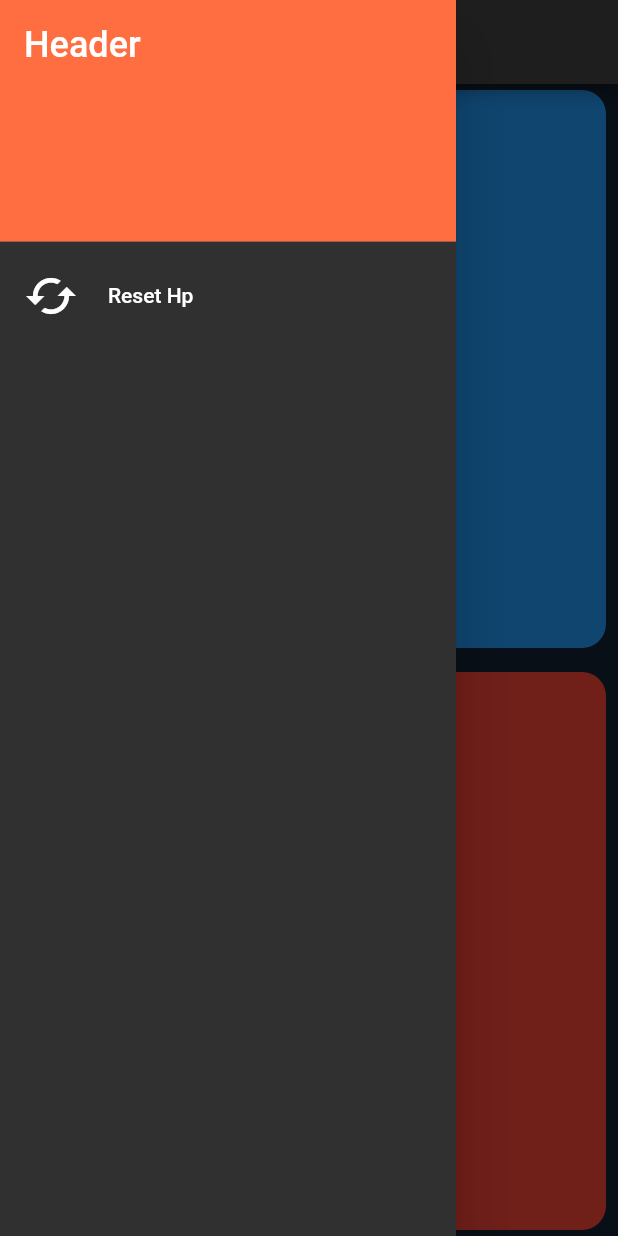
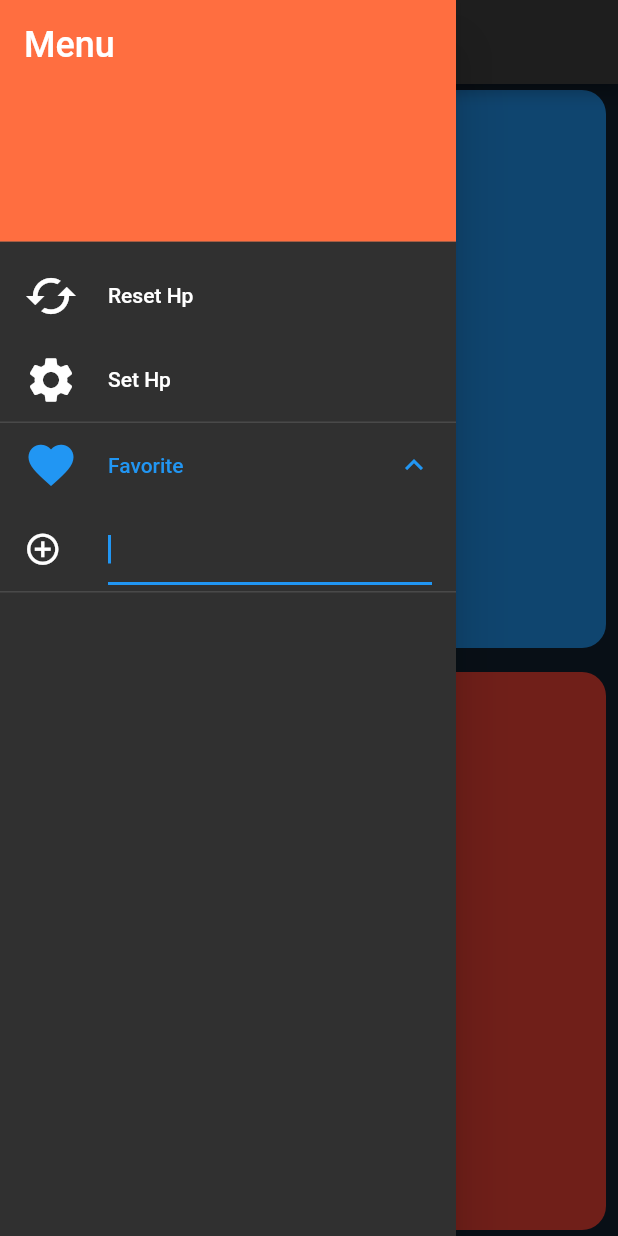
Before and after one commit to runiArnsbjornson/Apps_test_flutter, a Flutter app: the screen it shows after launch, in the side drawer, after a tap on the "add" icon, on a phone screen of 412 x 824 dp. Run offline on Flutter 3.47's test engine with Material 2 defaults, Android fonts, the phone set to English and light mode, and no system bars; our stand-ins replace bloc, shared_preferences; generated files the repository leaves out were written again.

Commit message:
new features : favorite
voilà <3

```diff
--- a/runi_app/lib/l10n/arb/app_en.arb
+++ b/runi_app/lib/l10n/arb/app_en.arb
@@ -4,11 +4,18 @@
     "@counterAppBarTitle": {
         "description": "Text shown in the AppBar of the Counter Page"
     },
+    "appName": "Runi's awesome counter",
     "drawerMenu": "Menu",
+    "warningHpText": "Current Hp values will be lost",
     "hpResetButtonText": "Reset Hp",
-
-
-
+    "cancelButton": "Cancel",
+    "hpSetButtonText": "Set Hp",
+    "setHpAlert": "Set max hp to",
+    "hpChoice1": "10",
+    "hpChoice2": "20",
+    "hpChoice3": "50",
+    "hpChoiceCustom": "Custom",
+    "favoriteSettings": "Favorite",
 
 
 
--- /dev/null
+++ b/runi_app/lib/models/change_hp_notification.dart
@@ -0,0 +1,7 @@
+import 'package:runi_app/models/i_hp_notification.dart';
+
+class ChangeHpNotification extends IHpNotification {
+  ChangeHpNotification(this.value);
+
+  final String value;
+}
--- /dev/null
+++ b/runi_app/lib/models/favorite_setting.dart
@@ -0,0 +1,131 @@
+import 'dart:async';
+
+import 'package:flutter/material.dart';
+import 'package:flutter/services.dart';
+import 'package:runi_app/l10n/l10n.dart';
+import 'package:runi_app/models/change_hp_notification.dart';
+import 'package:shared_preferences/shared_preferences.dart';
+
+class FavoriteSetting extends StatefulWidget {
+  const FavoriteSetting({super.key});
+
+  @override
+  State<FavoriteSetting> createState() => _FavoriteState();
+}
+
+class _FavoriteState extends State<FavoriteSetting> {
+  final Future<SharedPreferences> _fav = SharedPreferences.getInstance();
+  late Future<List<String>> _listFav;
+
+  @override
+  void initState() {
+    super.initState();
+    _listFav = _fav.then((SharedPreferences fav) {
+      return fav.getStringList('favorite') ?? [];
+    });
+  }
+
+  @override
+  Widget build(BuildContext context) {
+    return ExpansionTile(
+      title: Text(context.l10n.favoriteSettings),
+      initiallyExpanded: true,
+      leading: const Icon(
+        Icons.favorite,
+        size: 36,
+      ),
+      children: [
+        ListTile(
+          leading: const Icon(
+            Icons.add_circle_outline,
+            size: 25,
+          ),
+          title: SizedBox(
+            width: 70,
+            child: TextField(
+              inputFormatters: [FilteringTextInputFormatter.digitsOnly],
+              keyboardType: TextInputType.number,
+              onSubmitted: _addFav,
+            ),
+          ),
+        ),
+        FutureBuilder<List<String>>(
+          future: _listFav,
+          builder: (
+            BuildContext context,
+            AsyncSnapshot<List<String>> snapshot,
+          ) {
+            switch (snapshot.connectionState) {
+              case ConnectionState.none:
+              case ConnectionState.waiting:
+                return const CircularProgressIndicator();
+              case ConnectionState.active:
+              case ConnectionState.done:
+                if (snapshot.hasError) {
+                  return ListTile(
+                    leading: const Icon(
+                      Icons.error_outline,
+                      size: 25,
+                    ),
+                    title: Text('Error: ${snapshot.error}'),
+                  );
+                } else {
+                  return listView(snapshot.data?? []);
+                }
+            }
+          },
+        )
+      ],
+    );
+  }
+
+  Widget listView(List<String> listFav) {
+    final listViewer = <Widget>[];
+    for (final fav in listFav) {
+      listViewer.add(
+        ListTile(
+          leading: IconButton(
+            icon: const Icon(
+              size: 25,
+              Icons.delete,
+            ),
+            onPressed: () => _removeFav(fav),
+          ),
+          onTap: () => ChangeHpNotification(fav).dispatch(context),
+          title: Text(fav),
+        ),
+      );
+    }
+    return Column(
+      children: listViewer,
+    );
+  }
+
+  Future<void> _addFav(String newFav) async {
+    final fav = await _fav;
+    final listFav = fav.getStringList('favorite') ?? [];
+
+    if (!listFav.contains(newFav)) {
+      listFav.add(newFav);
+      setState(() {
+        _listFav = fav.setStringList('favorite', listFav).then((bool success) {
+          return listFav;
+        });
+      });
+    }
+  }
+
+  Future<void> _removeFav(String favToRemove) async {
+    final fav = await _fav;
+    final listFav = fav.getStringList('favorite') ?? [];
+
+    if (listFav.contains(favToRemove)) {
+      listFav.remove(favToRemove);
+      setState(() {
+        _listFav = fav.setStringList('favorite', listFav).then((bool success) {
+          return listFav;
+        });
+      });
+    }
+  }
+}
--- /dev/null
+++ b/runi_app/lib/models/i_hp_notification.dart
@@ -0,0 +1,5 @@
+import 'package:flutter/material.dart';
+
+abstract class IHpNotification extends Notification{
+
+}
--- /dev/null
+++ b/runi_app/lib/models/reset_hp_notification.dart
@@ -0,0 +1,5 @@
+import 'package:runi_app/models/i_hp_notification.dart';
+
+class ResetHpNotification extends IHpNotification {
+
+}
--- a/runi_app/lib/page/game_page.dart
+++ b/runi_app/lib/page/game_page.dart
@@ -1,9 +1,11 @@
 import 'dart:math';
-
 import 'package:flutter/material.dart';
 import 'package:runi_app/l10n/l10n.dart';
+import 'package:runi_app/models/change_hp_notification.dart';
+import 'package:runi_app/models/i_hp_notification.dart';
 import 'package:runi_app/models/player.dart';
-import 'package:runi_app/widgets/dialog/reset_dialog.dart';
+import 'package:runi_app/models/reset_hp_notification.dart';
+import 'package:runi_app/widgets/menu_widget.dart';
 import 'package:runi_app/widgets/player_widget.dart';
 
 class GamePage extends StatefulWidget {
@@ -19,40 +21,22 @@ class _GamePageState extends State<GamePage> {
 
   @override
   Widget build(BuildContext context) {
-    return Scaffold(
+    return NotificationListener<IHpNotification>(
+      onNotification: (notification) {
+        if (notification is ResetHpNotification) {
+          _handleResetHp();
+        }
+        if (notification is ChangeHpNotification) {
+          _handleChangeHp(notification.value);
+        }
+        Navigator.pop(context);
+        return true;
+      },
+      child: Scaffold(
         appBar: AppBar(
-        title: const Text('Runi app'),
+          title: Text(context.l10n.appName),
         ),
-      drawer: Drawer(
-        child: ListView(
-          children: <Widget>[
-            const DrawerHeader(
-              decoration: BoxDecoration(
-                color: Colors.deepOrangeAccent,
-              ),
-              child: Text(
-                'Header',
-                style: TextStyle(
-                  color: Colors.white,
-                  fontSize: 24,
-                ),
-              ),
-            ),
-            ListTile(
-              leading: const Icon(
-                Icons.cached,
-                size: 36,
-              ),
-              title: Text(context.l10n.hpResetButtonText),
-              onTap: () => showDialog<void>(
-                context: context,
-                builder: (context) =>
-                    ResetDialog(resetOnConfirm: _resetPlayers),
-              ),
-            ),
-          ],
-        ),
-      ),
+        drawer: const MenuWidget(),
         body: Center(
           child: Column(
             mainAxisAlignment: MainAxisAlignment.spaceEvenly,
@@ -81,13 +65,20 @@ class _GamePageState extends State<GamePage> {
             ],
           ),
         ),
+      ),
     );
   }
 
-  void _resetPlayers() {
+  void _handleResetHp() {
     setState(() {
       p1.reset();
       p2.reset();
     });
   }
+
+  void _handleChangeHp(String setHp) {
+      p1.startHp = int.parse(setHp);
+      p2.startHp = int.parse(setHp);
+     _handleResetHp();
   }
+}
--- /dev/null
+++ b/runi_app/lib/widgets/menu_widget.dart
@@ -0,0 +1,67 @@
+import 'package:flutter/material.dart';
+import 'package:runi_app/l10n/l10n.dart';
+import 'package:runi_app/models/change_hp_notification.dart';
+import 'package:runi_app/models/favorite_setting.dart';
+import 'package:runi_app/models/reset_hp_notification.dart';
+import 'package:runi_app/widgets/dialog/reset_dialog.dart';
+import 'package:runi_app/widgets/dialog/set_hp_dialog.dart';
+
+class MenuWidget extends StatefulWidget {
+  const MenuWidget({super.key});
+
+  @override
+  State<MenuWidget> createState() => _MenuWidgetState();
+}
+
+class _MenuWidgetState extends State<MenuWidget> {
+
+  @override
+  Widget build(BuildContext context) {
+    return Drawer(
+      child: ListView(
+        children: <Widget>[
+          DrawerHeader(
+            decoration: const BoxDecoration(
+              color: Colors.deepOrangeAccent,
+            ),
+            child: Text(
+              context.l10n.drawerMenu,
+              style: const TextStyle(
+                color: Colors.white,
+                fontSize: 24,
+              ),
+            ),
+          ),
+          ListTile(
+            leading: const Icon(
+              Icons.cached,
+              size: 36,
+            ),
+            title: Text(context.l10n.hpResetButtonText),
+            onTap: () => showDialog<void>(
+              context: context,
+              builder: (_) => ResetDialog(
+                resetOnConfirm: () => ResetHpNotification().dispatch(context),
+              ),
+            ),
+          ),
+          ListTile(
+            leading: const Icon(
+              Icons.settings,
+              size: 36,
+            ),
+            title: Text(context.l10n.hpSetButtonText),
+            onTap: () => showDialog<void>(
+              context: context,
+              builder: (_) => SetHpDialog(
+                onChangeHp: (newHpValue) =>
+                    ChangeHpNotification(newHpValue).dispatch(context),
+              ),
+            ),
+          ),
+          const FavoriteSetting(),
+        ],
+      ),
+    );
+  }
+}
--- a/runi_app/lib/widgets/player_widget.dart
+++ b/runi_app/lib/widgets/player_widget.dart
@@ -20,12 +20,13 @@ class _PlayerWidgetState extends State<PlayerWidget> {
         borderRadius: BorderRadius.circular(16),
       ),
       child: Column(
+        crossAxisAlignment: CrossAxisAlignment.stretch,
         children: <Widget>[
           IconButton(
             iconSize: 72,
             color: Colors.black54,
-            icon: const Icon(Icons.remove),
-            onPressed: decreaseHp,
+            icon: const Icon(Icons.add),
+            onPressed: increaseHp,
           ),
           Expanded(
             child: Center(
@@ -44,8 +45,8 @@ class _PlayerWidgetState extends State<PlayerWidget> {
           IconButton(
             iconSize: 72,
             color: Colors.black54,
-            icon: const Icon(Icons.add),
-            onPressed: increaseHp,
+            icon: const Icon(Icons.remove),
+            onPressed: decreaseHp,
           ),
         ],
       ),
--- a/runi_app/pubspec.yaml
+++ b/runi_app/pubspec.yaml
@@ -14,6 +14,7 @@ dependencies:
   flutter_localizations:
     sdk: flutter
   intl: ^0.17.0
+  shared_preferences: ^2.1.0
 
 dev_dependencies:
   bloc_test: ^9.1.1
```
Also changed, not shown: runi_app/lib/widgets/dialog/reset_dialog.dart (+7 -6 lines), runi_app/lib/widgets/dialog/set_hp_dialog.dart (added, +58 -0 lines), runi_app/pubspec.lock, 3 other files. Lines whose indentation alone changed are shown as unchanged.
